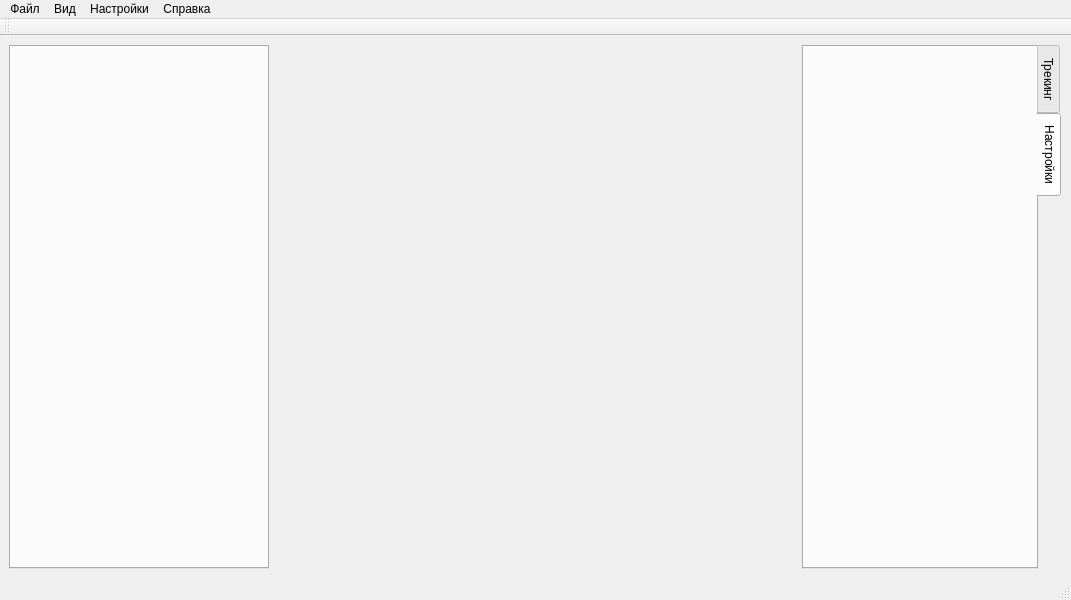
Qt form ui/mainwindow.ui (SpaceBirbMan/RCubiqStudio) before a commit.
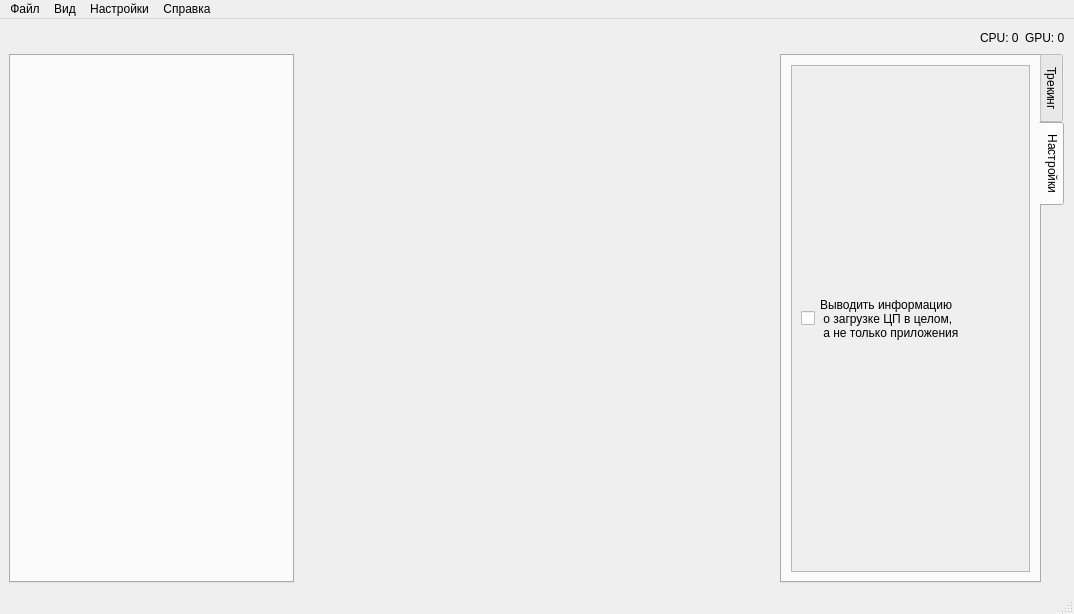
The same form after that commit. The open tabs and pages were chosen to show the change.

```diff
--- a/ui/mainwindow.ui
+++ b/ui/mainwindow.ui
@@ -6,8 +6,8 @@
    <rect>
     <x>0</x>
     <y>0</y>
-    <width>1071</width>
-    <height>600</height>
+    <width>1074</width>
+    <height>614</height>
    </rect>
   </property>
   <property name="windowTitle">
@@ -20,24 +20,11 @@
      <verstretch>0</verstretch>
     </sizepolicy>
    </property>
-   <layout class="QGridLayout" name="gridLayout_2" columnstretch="3,6,3">
-    <item row="0" column="1">
+   <layout class="QGridLayout" name="gridLayout_2" columnstretch="3,5,3">
+    <item row="1" column="1">
      <widget class="QWidget" name="viewport" native="true"/>
     </item>
-    <item row="0" column="0">
-     <widget class="QTabWidget" name="leftPanel">
-      <property name="tabPosition">
-       <enum>QTabWidget::TabPosition::West</enum>
-      </property>
-      <property name="currentIndex">
-       <number>-1</number>
-      </property>
-      <property name="movable">
-       <bool>true</bool>
-      </property>
-     </widget>
-    </item>
-    <item row="0" column="2">
+    <item row="1" column="2">
      <widget class="QTabWidget" name="rightPanel">
       <property name="tabPosition">
        <enum>QTabWidget::TabPosition::East</enum>
@@ -274,9 +261,107 @@
        <attribute name="title">
         <string>Настройки</string>
        </attribute>
+       <layout class="QVBoxLayout" name="verticalLayout_5">
+        <item>
+         <widget class="QScrollArea" name="scrollArea">
+          <property name="widgetResizable">
+           <bool>true</bool>
+          </property>
+          <widget class="QWidget" name="scrollAreaWidgetContents_2">
+           <property name="geometry">
+            <rect>
+             <x>0</x>
+             <y>0</y>
+             <width>222</width>
+             <height>485</height>
+            </rect>
+           </property>
+           <property name="sizePolicy">
+            <sizepolicy hsizetype="Ignored" vsizetype="Preferred">
+             <horstretch>0</horstretch>
+             <verstretch>0</verstretch>
+            </sizepolicy>
+           </property>
+           <layout class="QVBoxLayout" name="verticalLayout_6">
+            <item>
+             <widget class="QCheckBox" name="checkBox">
+              <property name="sizePolicy">
+               <sizepolicy hsizetype="Minimum" vsizetype="Preferred">
+                <horstretch>0</horstretch>
+                <verstretch>0</verstretch>
+               </sizepolicy>
+              </property>
+              <property name="text">
+               <string>Выводить информацию
+ о загрузке ЦП в целом,
+ а не только приложения</string>
+              </property>
+              <property name="checked">
+               <bool>false</bool>
+              </property>
+              <property name="autoRepeat">
+               <bool>false</bool>
+              </property>
+              <property name="autoExclusive">
+               <bool>false</bool>
+              </property>
+              <property name="tristate">
+               <bool>false</bool>
+              </property>
+             </widget>
+            </item>
+           </layout>
+          </widget>
+         </widget>
+        </item>
+       </layout>
       </widget>
      </widget>
     </item>
+    <item row="1" column="0">
+     <widget class="QTabWidget" name="leftPanel">
+      <property name="tabPosition">
+       <enum>QTabWidget::TabPosition::West</enum>
+      </property>
+      <property name="currentIndex">
+       <number>-1</number>
+      </property>
+      <property name="movable">
+       <bool>true</bool>
+      </property>
+     </widget>
+    </item>
+    <item row="0" column="2">
+     <layout class="QHBoxLayout" name="horizontalLayout_5">
+      <item>
+       <spacer name="horizontalSpacer">
+        <property name="orientation">
+         <enum>Qt::Orientation::Horizontal</enum>
+        </property>
+        <property name="sizeHint" stdset="0">
+         <size>
+          <width>40</width>
+          <height>20</height>
+         </size>
+        </property>
+       </spacer>
+      </item>
+      <item>
+       <widget class="QLabel" name="label_4">
+        <property name="text">
+         <string>CPU: 0</string>
+        </property>
+       </widget>
+      </item>
+      <item>
+       <widget class="QLabel" name="label_3">
+        <property name="text">
+         <string>GPU: 0</string>
+        </property>
+       </widget>
+      </item>
+     </layout>
+    </item>
    </layout>
   </widget>
   <widget class="QMenuBar" name="menubar">
@@ -284,7 +369,7 @@
     <rect>
      <x>0</x>
      <y>0</y>
-     <width>1071</width>
+     <width>1074</width>
      <height>25</height>
     </rect>
    </property>
@@ -319,17 +404,6 @@
    <addaction name="menu_3"/>
   </widget>
   <widget class="QStatusBar" name="statusbar"/>
-  <widget class="QToolBar" name="toolBar">
-   <property name="windowTitle">
-    <string>toolBar</string>
-   </property>
-   <attribute name="toolBarArea">
-    <enum>TopToolBarArea</enum>
-   </attribute>
-   <attribute name="toolBarBreak">
-    <bool>false</bool>
-   </attribute>
-  </widget>
   <action name="newFileMenuButton">
    <property name="text">
     <string>Новый файл</string>
```
Left out of the diff: 46 changed lines with no effect on the pictures.
